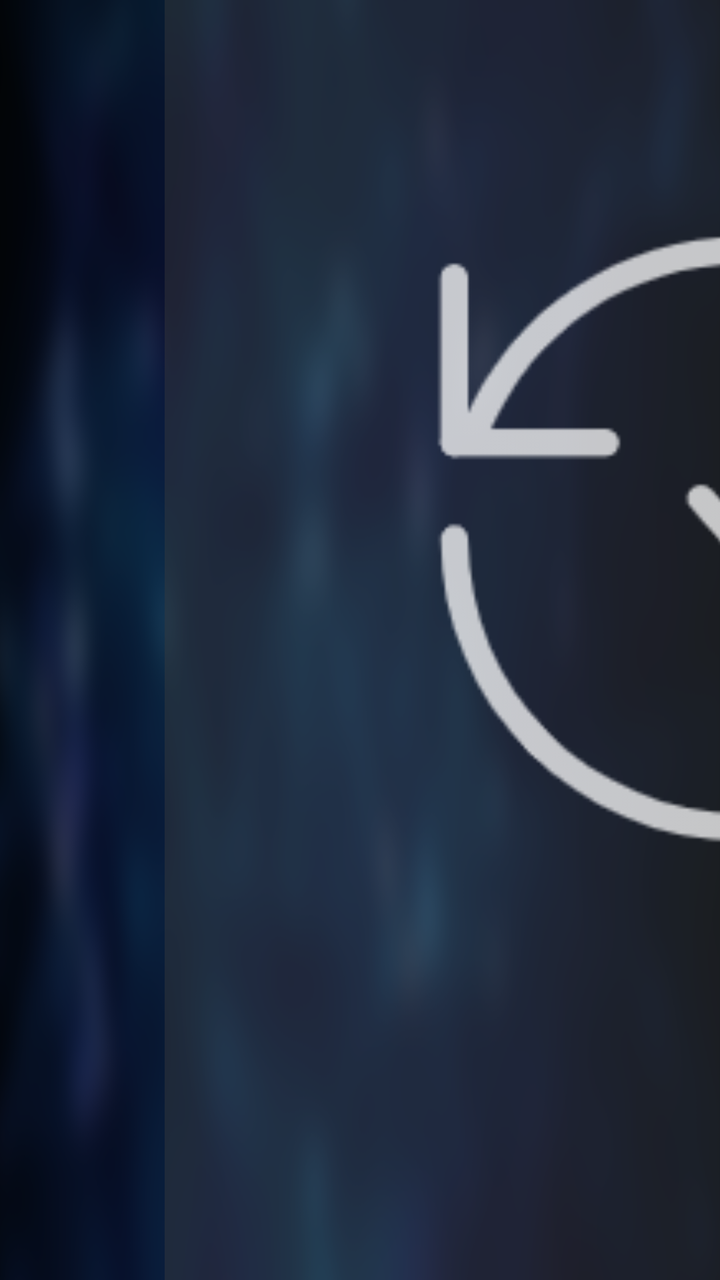
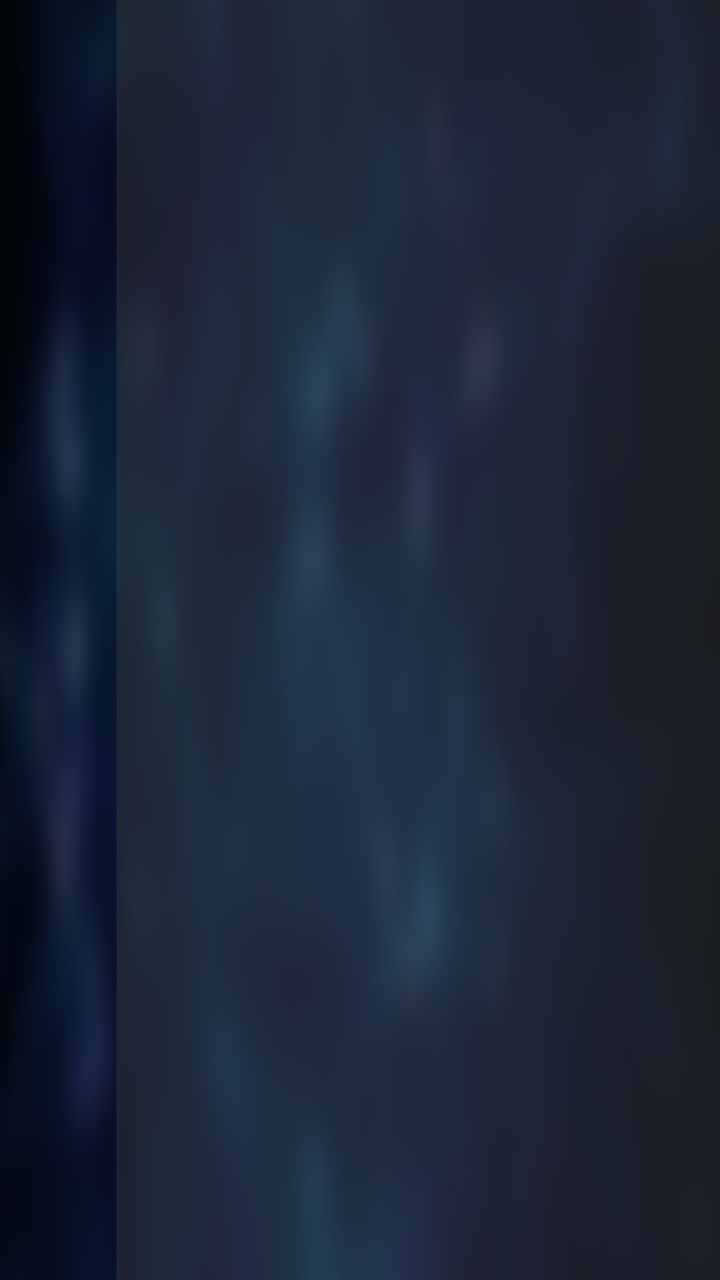

The first picture is an Android layout as it rendered before a commit; the second is the same layout after the commit. The layout source and the unified diff follow.
<!-- AndroidManifest.xml: application theme AppTheme.NoActionBar -->
<!-- res/layout/fragment_user_layout.xml -->
<?xml version="1.0" encoding="utf-8"?>
<FrameLayout xmlns:android="http://schemas.android.com/apk/res/android"
    android:layout_width="match_parent"
    android:layout_height="match_parent"
    android:clipChildren="false"
    android:clipToPadding="false"
    android:padding="30pt">

    

    
    <LinearLayout
        android:id="@+id/tvUserHome"
        android:layout_width="wrap_content"
        android:layout_height="500pt"
        android:layout_gravity="center"
        android:layout_marginTop="-10dp"
        android:clipChildren="false"
        android:clipToPadding="false"
        android:focusable="false"
        android:focusableInTouchMode="false"
        android:orientation="horizontal"
        android:paddingTop="20pt"
        android:paddingBottom="20pt">

        <FrameLayout
            android:layout_width="280pt"
            android:layout_height="match_parent"
            android:layout_gravity="center"
            android:layout_margin="10pt"
            android:clipChildren="false"
            android:clipToPadding="false"
            android:focusable="false"
            android:focusableInTouchMode="false">

            <TextView
                android:id="@+id/tvHistory"
                android:layout_width="match_parent"
                android:layout_height="match_parent"
                android:background="@drawable/user_focus"
                android:focusable="true"
                android:focusableInTouchMode="true"
                android:gravity="center"
                android:paddingTop="350pt"
                android:text="历史记录"
                android:textColor="@color/color_CCFFFFFF"
                android:textSize="36pt" />

            <ImageView
                android:layout_width="160pt"
                android:layout_height="160pt"
                android:layout_gravity="center"
                android:layout_marginBottom="20pt"
                android:alpha="0.75"
                android:src="@drawable/ic_history" />
        </FrameLayout>

        <FrameLayout
            android:layout_width="280pt"
            android:layout_height="match_parent"
            android:layout_gravity="center"
            android:layout_margin="10pt"
            android:clipChildren="false"
            android:clipToPadding="false"
            android:focusable="false"
            android:focusableInTouchMode="false">

            <TextView
                android:id="@+id/tvLive"
                android:layout_width="match_parent"
                android:layout_height="match_parent"
                android:layout_gravity="center"
                android:background="@drawable/user_focus"
                android:focusable="true"
                android:focusableInTouchMode="true"
                android:gravity="center"
                android:paddingTop="350pt"
                android:text="直播"
                android:textColor="@color/color_CCFFFFFF"
                android:textSize="36pt" />

            <ImageView
                android:layout_width="160pt"
                android:layout_height="160pt"
                android:layout_gravity="center"
                android:layout_marginBottom="20pt"
                android:alpha="0.75"
                android:src="@drawable/ic_tv" />
        </FrameLayout>

        <FrameLayout
            android:layout_width="280pt"
            android:layout_height="match_parent"
            android:layout_gravity="center"
            android:layout_margin="10pt"
            android:clipChildren="false"
            android:clipToPadding="false"
            android:focusable="false"
            android:focusableInTouchMode="false">

            <TextView
                android:id="@+id/tvSearch"
                android:layout_width="match_parent"
                android:layout_height="match_parent"
                android:layout_gravity="center"
                android:background="@drawable/user_focus"
                android:focusable="true"
                android:focusableInTouchMode="true"
                android:gravity="center"
                android:paddingTop="350pt"
                android:text="搜索"
                android:textColor="@color/color_CCFFFFFF"
                android:textSize="36pt" />

            <ImageView
                android:layout_width="150pt"
                android:layout_height="150pt"
                android:layout_gravity="center"
                android:layout_marginBottom="20pt"
                android:alpha="0.75"
                android:src="@drawable/ic_search1" />
        </FrameLayout>

        <FrameLayout
            android:layout_width="280pt"
            android:layout_height="match_parent"
            android:layout_gravity="center"
            android:layout_margin="10pt"
            android:clipChildren="false"
            android:clipToPadding="false"
            android:focusable="false"
            android:focusableInTouchMode="false">

            <TextView
                android:id="@+id/tvSetting"
                android:layout_width="match_parent"
                android:layout_height="match_parent"
                android:layout_gravity="center"
                android:background="@drawable/user_focus"
                android:focusable="true"
                android:focusableInTouchMode="true"
                android:gravity="center"
                android:paddingTop="350pt"
                android:text="设置"
                android:textColor="@color/color_CCFFFFFF"
                android:textSize="36pt" />

            <ImageView
                android:layout_width="150pt"
                android:layout_height="150pt"
                android:layout_gravity="center"
                android:layout_marginBottom="20pt"
                android:alpha="0.75"
                android:src="@drawable/ic_setting" />
        </FrameLayout>
    </LinearLayout>
    
</FrameLayout>
<!-- resources referenced by this layout -->
<resources>
  <color name="color_CCFFFFFF">#BBFFFFFF</color>
  <!-- drawable ic_history: png bitmap (drawable, 7427 bytes) -->
  <!-- drawable ic_search1: png bitmap (drawable, 6554 bytes) -->
  <!-- drawable ic_setting: png bitmap (drawable, 7089 bytes) -->
  <!-- drawable ic_tv: png bitmap (drawable, 2560 bytes) -->
  <!-- drawable user_focus (drawable) -->
  <?xml version="1.0" encoding="utf-8"?>
  <selector xmlns:android="http://schemas.android.com/apk/res/android">
      <item android:state_focused="true">
          <shape>
              <corners android:radius="10pt" />
              <stroke android:width="2pt" android:color="@color/color_FFFFFF" />
              <solid android:color="@color/color_6C3D3D3D" />
          </shape>
      </item>
      <item android:state_focused="false">
          <shape>
              <corners android:radius="10pt" />
              <solid android:color="@color/color_6C3D3D3D"/>
          </shape>
      </item>
  </selector>
  <style name="AppTheme.NoActionBar">
          <item name="android:windowActionBar">false</item>
          <item name="android:windowNoTitle">true</item>
          <item name="windowActionBar">false</item>
          <item name="android:windowFullscreen">true</item>//全屏即无通知栏
          <item name="android:windowContentOverlay">@null</item>//是否有遮盖
          <item name="windowNoTitle">true</item>
          <item name="android:keepScreenOn">true</item>
          
          <item name="android:windowBackground">@drawable/vod_thumb</item>
      </style>
  <color name="color_FFFFFF">#ffffffff</color>
  <color name="color_6C3D3D3D">#6c3d3d3d</color>
  <!-- drawable vod_thumb: png bitmap (drawable-xhdpi, 198620 bytes) -->
</resources>

<!-- the commit's change to res/layout/fragment_user_layout.xml (unified diff, before → after) -->
@@ -3,8 +3,7 @@
     android:layout_width="match_parent"
     android:layout_height="match_parent"
     android:clipChildren="false"
-    android:clipToPadding="false"
-    android:padding="30pt">
+    android:clipToPadding="false">
 
     
 
@@ -12,144 +11,143 @@
     <LinearLayout
         android:id="@+id/tvUserHome"
         android:layout_width="wrap_content"
-        android:layout_height="500pt"
+        android:layout_height="wrap_content"
         android:layout_gravity="center"
-        android:layout_marginTop="-10dp"
         android:clipChildren="false"
         android:clipToPadding="false"
         android:focusable="false"
         android:focusableInTouchMode="false"
-        android:orientation="horizontal"
-        android:paddingTop="20pt"
-        android:paddingBottom="20pt">
+        android:orientation="horizontal">
 
         <FrameLayout
-            android:layout_width="280pt"
-            android:layout_height="match_parent"
+            android:id="@+id/tvHistory"
+            android:layout_width="@dimen/vs_240"
+            android:layout_height="@dimen/vs_320"
             android:layout_gravity="center"
-            android:layout_margin="10pt"
+            android:layout_margin="@dimen/vs_10"
+            android:background="@drawable/user_focus"
             android:clipChildren="false"
             android:clipToPadding="false"
-            android:focusable="false"
-            android:focusableInTouchMode="false">
+            android:focusable="true"
+            android:focusableInTouchMode="true">
 
             <TextView
-                android:id="@+id/tvHistory"
-                android:layout_width="match_parent"
-                android:layout_height="match_parent"
-                android:background="@drawable/user_focus"
-                android:focusable="true"
-                android:focusableInTouchMode="true"
+                android:layout_width="wrap_content"
+                android:layout_height="wrap_content"
+                android:layout_gravity="bottom|center_horizontal"
+                android:layout_marginBottom="@dimen/vs_20"
+                android:focusable="false"
+                android:focusableInTouchMode="false"
                 android:gravity="center"
-                android:paddingTop="350pt"
                 android:text="历史记录"
                 android:textColor="@color/color_CCFFFFFF"
-                android:textSize="36pt" />
+                android:textSize="@dimen/ts_30" />
 
             <ImageView
-                android:layout_width="160pt"
-                android:layout_height="160pt"
+                android:layout_width="@dimen/vs_130"
+                android:layout_height="@dimen/vs_130"
                 android:layout_gravity="center"
-                android:layout_marginBottom="20pt"
+                android:layout_marginBottom="@dimen/vs_30"
                 android:alpha="0.75"
                 android:src="@drawable/ic_history" />
         </FrameLayout>
 
         <FrameLayout
-            android:layout_width="280pt"
-            android:layout_height="match_parent"
+            android:id="@+id/tvLive"
+            android:layout_width="@dimen/vs_240"
+            android:layout_height="@dimen/vs_320"
             android:layout_gravity="center"
-            android:layout_margin="10pt"
+            android:layout_margin="@dimen/vs_10"
+            android:background="@drawable/user_focus"
             android:clipChildren="false"
             android:clipToPadding="false"
-            android:focusable="false"
-            android:focusableInTouchMode="false">
+            android:focusable="true"
+            android:focusableInTouchMode="true">
 
             <TextView
-                android:id="@+id/tvLive"
-                android:layout_width="match_parent"
-                android:layout_height="match_parent"
-                android:layout_gravity="center"
-                android:background="@drawable/user_focus"
-                android:focusable="true"
-                android:focusableInTouchMode="true"
+                android:layout_width="wrap_content"
+                android:layout_height="wrap_content"
+                android:layout_gravity="bottom|center_horizontal"
+                android:layout_marginBottom="@dimen/vs_20"
+                android:focusable="false"
+                android:focusableInTouchMode="false"
                 android:gravity="center"
-                android:paddingTop="350pt"
                 android:text="直播"
                 android:textColor="@color/color_CCFFFFFF"
-                android:textSize="36pt" />
+                android:textSize="@dimen/ts_30" />
 
             <ImageView
-                android:layout_width="160pt"
-                android:layout_height="160pt"
+                android:layout_width="@dimen/vs_130"
+                android:layout_height="@dimen/vs_130"
                 android:layout_gravity="center"
-                android:layout_marginBottom="20pt"
+                android:layout_marginBottom="@dimen/vs_30"
                 android:alpha="0.75"
                 android:src="@drawable/ic_tv" />
         </FrameLayout>
 
         <FrameLayout
-            android:layout_width="280pt"
-            android:layout_height="match_parent"
+            android:id="@+id/tvSearch"
+            android:layout_width="@dimen/vs_240"
+            android:layout_height="@dimen/vs_320"
             android:layout_gravity="center"
-            android:layout_margin="10pt"
+            android:layout_margin="@dimen/vs_10"
+            android:background="@drawable/user_focus"
             android:clipChildren="false"
             android:clipToPadding="false"
-            android:focusable="false"
-            android:focusableInTouchMode="false">
+            android:focusable="true"
+            android:focusableInTouchMode="true">
 
             <TextView
-                android:id="@+id/tvSearch"
-                android:layout_width="match_parent"
-                android:layout_height="match_parent"
-                android:layout_gravity="center"
-                android:background="@drawable/user_focus"
-                android:focusable="true"
-                android:focusableInTouchMode="true"
+                android:layout_width="wrap_content"
+                android:layout_height="wrap_content"
+                android:layout_gravity="bottom|center_horizontal"
+                android:layout_marginBottom="@dimen/vs_20"
+
+                android:focusable="false"
+                android:focusableInTouchMode="false"
                 android:gravity="center"
-                android:paddingTop="350pt"
                 android:text="搜索"
                 android:textColor="@color/color_CCFFFFFF"
-                android:textSize="36pt" />
+                android:textSize="@dimen/ts_30" />
 
             <ImageView
-                android:layout_width="150pt"
-                android:layout_height="150pt"
+                android:layout_width="@dimen/vs_130"
+                android:layout_height="@dimen/vs_130"
                 android:layout_gravity="center"
-                android:layout_marginBottom="20pt"
+                android:layout_marginBottom="@dimen/vs_30"
                 android:alpha="0.75"
                 android:src="@drawable/ic_search1" />
         </FrameLayout>
 
         <FrameLayout
-            android:layout_width="280pt"
-            android:layout_height="match_parent"
+            android:id="@+id/tvSetting"
+            android:layout_width="@dimen/vs_240"
+            android:layout_height="@dimen/vs_320"
             android:layout_gravity="center"
-            android:layout_margin="10pt"
+            android:layout_margin="@dimen/vs_10"
+            android:background="@drawable/user_focus"
             android:clipChildren="false"
             android:clipToPadding="false"
-            android:focusable="false"
-            android:focusableInTouchMode="false">
+            android:focusable="true"
+            android:focusableInTouchMode="true">
 
             <TextView
-                android:id="@+id/tvSetting"
-                android:layout_width="match_parent"
-                android:layout_height="match_parent"
-                android:layout_gravity="center"
-                android:background="@drawable/user_focus"
-                android:focusable="true"
-                android:focusableInTouchMode="true"
+                android:layout_width="wrap_content"
+                android:layout_height="wrap_content"
+                android:layout_gravity="bottom|center_horizontal"
+                android:layout_marginBottom="@dimen/vs_20"
+                android:focusable="false"
+                android:focusableInTouchMode="false"
                 android:gravity="center"
-                android:paddingTop="350pt"
                 android:text="设置"
                 android:textColor="@color/color_CCFFFFFF"
-                android:textSize="36pt" />
+                android:textSize="@dimen/ts_30" />
 
             <ImageView
-                android:layout_width="150pt"
-                android:layout_height="150pt"
+                android:layout_width="@dimen/vs_130"
+                android:layout_height="@dimen/vs_130"
                 android:layout_gravity="center"
-                android:layout_marginBottom="20pt"
+                android:layout_marginBottom="@dimen/vs_30"
                 android:alpha="0.75"
                 android:src="@drawable/ic_setting" />
         </FrameLayout>
<!-- resource entries referenced after the edit -->
@@ -1,6 +1,13 @@
 <!-- resources referenced by this layout -->
 <resources>
   <color name="color_CCFFFFFF">#BBFFFFFF</color>
+  <dimen name="ts_30">30mm</dimen>
+  <dimen name="vs_10">10mm</dimen>
+  <dimen name="vs_130">130mm</dimen>
+  <dimen name="vs_20">20mm</dimen>
+  <dimen name="vs_240">240mm</dimen>
+  <dimen name="vs_30">30mm</dimen>
+  <dimen name="vs_320">320mm</dimen>
   <!-- drawable ic_history: png bitmap (drawable, 7427 bytes) -->
   <!-- drawable ic_search1: png bitmap (drawable, 6554 bytes) -->
   <!-- drawable ic_setting: png bitmap (drawable, 7089 bytes) -->
@@ -10,14 +17,14 @@
   <selector xmlns:android="http://schemas.android.com/apk/res/android">
       <item android:state_focused="true">
           <shape>
-              <corners android:radius="10pt" />
-              <stroke android:width="2pt" android:color="@color/color_FFFFFF" />
+              <corners android:radius="10mm" />
+              <stroke android:width="2mm" android:color="@color/color_FFFFFF" />
               <solid android:color="@color/color_6C3D3D3D" />
           </shape>
       </item>
       <item android:state_focused="false">
           <shape>
-              <corners android:radius="10pt" />
+              <corners android:radius="10mm" />
               <solid android:color="@color/color_6C3D3D3D"/>
           </shape>
       </item>
